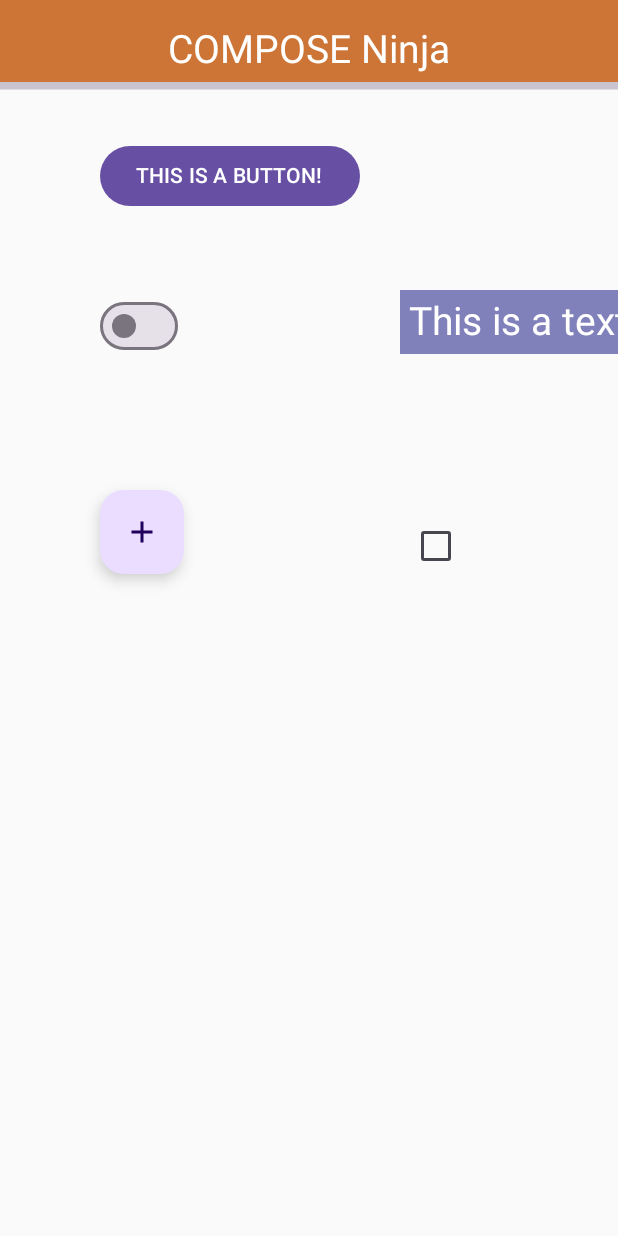
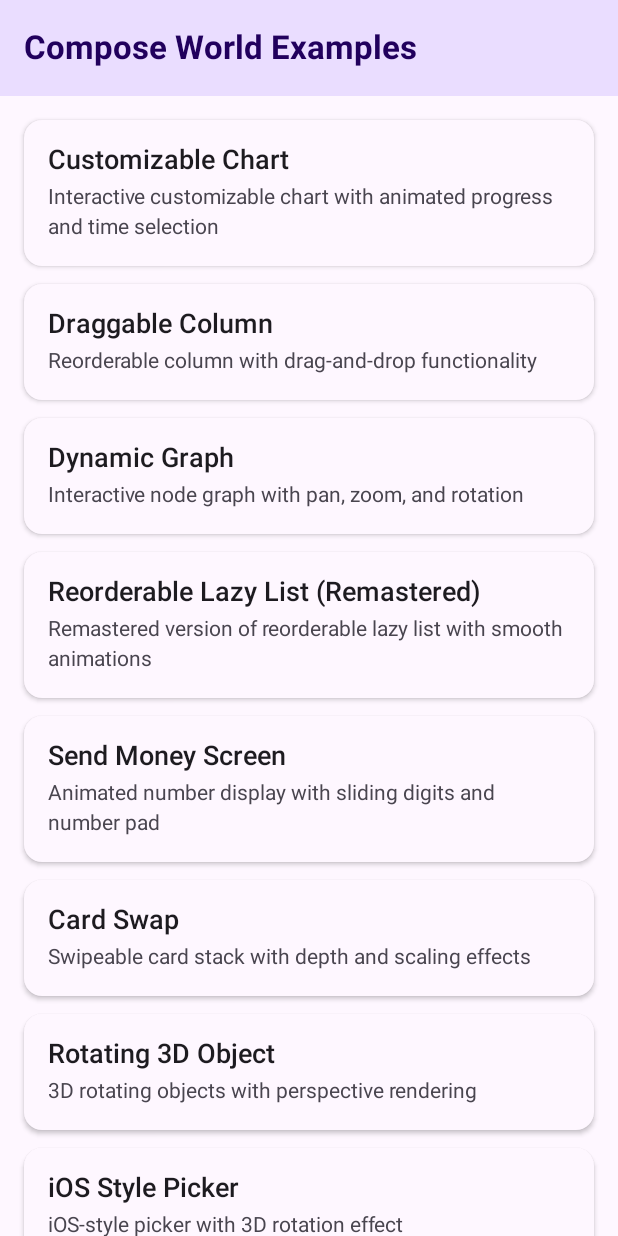
Before and after one commit to akshay2211/compose-world, an Android app built with Jetpack Compose: the screen it shows after launch (MainActivity), on a phone screen of 412 x 824 dp. Run offline under Robolectric (Android 15) with nearby library versions, the phone set to English and light mode, and no system bars.

Commit message:
Improve access to examples

```diff
--- /dev/null
+++ b/app/src/main/java/compose/world/ExampleItem.kt
@@ -0,0 +1,9 @@
+package compose.world
+
+import androidx.compose.runtime.Composable
+
+data class ExampleItem(
+    val title: String,
+    val description: String,
+    val content: @Composable () -> Unit
+)
--- /dev/null
+++ b/app/src/main/java/compose/world/ExamplesListScreen.kt
@@ -0,0 +1,335 @@
+package compose.world
+
+import android.os.Build
+import androidx.compose.foundation.background
+import androidx.compose.foundation.clickable
+import androidx.compose.foundation.layout.*
+import androidx.compose.foundation.lazy.LazyColumn
+import androidx.compose.foundation.lazy.items
+import androidx.compose.foundation.shape.RoundedCornerShape
+import androidx.compose.material.icons.Icons
+import androidx.compose.material.icons.automirrored.filled.ArrowBack
+import androidx.compose.material3.*
+import androidx.compose.runtime.*
+import androidx.compose.ui.Alignment
+import androidx.compose.ui.Modifier
+import androidx.compose.ui.draw.clip
+import androidx.compose.ui.graphics.Color
+import androidx.compose.ui.text.font.FontWeight
+import androidx.compose.ui.unit.dp
+import androidx.compose.ui.unit.sp
+import com.example.composeblur.BoxBlurExample
+import compose.world.composables.animated_balance_increase.AnimatedBalanceIncreasePrev
+import compose.world.composables.animated_navigation_drawer.HorizontalAnimatedNavigationDrawer
+import compose.world.composables.card_swap.CardSwap
+import compose.world.composables.circular_countdown.CircularCountdownPrev
+import compose.world.composables.circular_countdown.CircularTimer
+import compose.world.composables.compose_ninja.ComposeNinja
+import compose.world.composables.composable_tear.ComposableTearAnimation
+import compose.world.composables.custom_lazy_columns.LazyColumnWithRefresh
+import compose.world.composables.custom_lazy_columns.LazyColumnWithRefreshPrev
+import compose.world.composables.customizable_chart.ChartUsage
+import compose.world.composables.customizable_chart.CustomizableChart
+import compose.world.composables.diagonal_transition.DiagonalTransition
+import compose.world.composables.draggable_column.DraggableColumnPrev
+import compose.world.composables.draggable_column.DraggableContent
+import compose.world.composables.dynamic_graph.DynamicGraph
+import compose.world.composables.dynamic_graph.DynamicGraphPrev
+import compose.world.composables.goofy_onboarding.GoofyOnboarding
+import compose.world.composables.highlightable.InstagramHomePage
+import compose.world.composables.horizontal_pager_dummy.DummyPagerTest
+import compose.world.composables.knob_picker.KnobPickerUsageExample
+import compose.world.composables.loading_animation.ShimmerText
+import compose.world.composables.loading_animation.ShimmerTextPrev
+import compose.world.composables.lock_screen.AnyLockPatternPrev
+import compose.world.composables.lock_screen.DotLockPattern
+import compose.world.composables.lock_screen.DotLockPatternPrev
+import compose.world.composables.motion.MotionLikeLayout
+import compose.world.composables.motion.MotionLikeLayoutPrev
+import compose.world.composables.motion_like_screen.MotionLikeScreen
+import compose.world.composables.motion_search.MotionSearch
+import compose.world.composables.motion_search.MotionSearchPrev
+import compose.world.composables.number_display.SendMoneyScreen
+import compose.world.composables.number_picker.IosPickerPrev
+import compose.world.composables.number_picker.NumberPicker
+import compose.world.composables.paging4.Paging4
+import compose.world.composables.picker.IOSStylePicker
+import compose.world.composables.physics.CollisionDetection
+import compose.world.composables.picker.IOSStylePickerPrev
+import compose.world.composables.practice_3d.Envelope3D
+import compose.world.composables.practice_3d.Practice3DPrev
+import compose.world.composables.practice_3d.Practice3DPrevV2
+import compose.world.composables.reorderable_column.ReorderableColumn
+import compose.world.composables.reorderable_column.ReorderableColumnPrev
+import compose.world.composables.reorderable_lazt_list_remastered.ReorderableLazyListUsageExample
+import compose.world.composables.reorderable_lazy_list.ReorderableLazyList
+import compose.world.composables.reorderable_lazy_list_v3.ExampleUsage as ReorderableV3Usage
+import compose.world.composables.reorderable_lazt_list_remastered.ReorderableLazyList as ReorderableRemastered
+import compose.world.composables.rotating_cube.Rotating3DObjectUsageExample
+import compose.world.composables.scaling_dots.ScalingDots
+import compose.world.composables.shrink_layout.InstagramDemo
+import compose.world.composables.video_editor.TimelineUsage
+
+@OptIn(ExperimentalMaterial3Api::class)
+@Composable
+fun ExamplesListScreen() {
+    var selectedExample by remember { mutableStateOf<ExampleItem?>(null) }
+
+    val examples = remember {
+        listOf(
+            ExampleItem(
+                title = "Customizable Chart",
+                description = "Interactive customizable chart with animated progress and time selection"
+            ) { ChartUsage() },
+            ExampleItem(
+                title = "Draggable Column",
+                description = "Reorderable column with drag-and-drop functionality"
+            ) { DraggableColumnPrev() },
+            ExampleItem(
+                title = "Dynamic Graph",
+                description = "Interactive node graph with pan, zoom, and rotation"
+            ) { DynamicGraphPrev() },
+            ExampleItem(
+                title = "Reorderable Lazy List (Remastered)",
+                description = "Remastered version of reorderable lazy list with smooth animations"
+            ) { ReorderableLazyListUsageExample() },
+            ExampleItem(
+                title = "Send Money Screen",
+                description = "Animated number display with sliding digits and number pad"
+            ) { SendMoneyScreen() },
+            ExampleItem(
+                title = "Card Swap",
+                description = "Swipeable card stack with depth and scaling effects"
+            ) { CardSwap() },
+            ExampleItem(
+                title = "Rotating 3D Object",
+                description = "3D rotating objects with perspective rendering"
+            ) { Rotating3DObjectUsageExample() },
+            ExampleItem(
+                title = "iOS Style Picker",
+                description = "iOS-style picker with 3D rotation effect"
+            ) { IOSStylePickerPrev() },
+            ExampleItem(
+                title = "Circular Timer",
+                description = "Circular countdown timer with gradient arc progress"
+            ) { CircularCountdownPrev() },
+            ExampleItem(
+                title = "Instagram Home Page",
+                description = "Instagram-like UI with highlightable elements"
+            ) { InstagramHomePage() },
+            ExampleItem(
+                title = "Knob Picker",
+                description = "Circular knob picker for yes/no/unsure selection"
+            ) { KnobPickerUsageExample() },
+            ExampleItem(
+                title = "Number Picker",
+                description = "Vertical number picker with 3D perspective effect"
+            ) { IosPickerPrev() },
+            ExampleItem(
+                title = "Video Editor Timeline",
+                description = "Video editor timeline with multiple tracks"
+            ) { TimelineUsage() },
+            ExampleItem(
+                title = "Synchronized Pagers",
+                description = "Horizontal pagers with bidirectional scroll sync"
+            ) { DummyPagerTest() },
+            ExampleItem(
+                title = "Motion Search",
+                description = "Search screen with motion layout transition"
+            ) { MotionSearchPrev() },
+            ExampleItem(
+                title = "Box Blur",
+                description = "Box blur shader effect applied to images"
+            ) { if (Build.VERSION.SDK_INT >= Build.VERSION_CODES.TIRAMISU) {
+                BoxBlurExample()
+            }
+            },
+            ExampleItem(
+                title = "Motion Like Layout",
+                description = "Motion layout with three states and transitions"
+            ) { MotionLikeLayoutPrev() },
+            ExampleItem(
+                title = "Reorderable Column",
+                description = "Column with drag-to-reorder functionality"
+            ) { ReorderableColumnPrev() },
+            ExampleItem(
+                title = "Reorderable Lazy List",
+                description = "Lazy list with long-press drag-to-reorder"
+            ) { ReorderableLazyListUsageExample() },
+            ExampleItem(
+                title = "Shimmer Text",
+                description = "Shimmer loading animation for text"
+            ) { ShimmerTextPrev() },
+            ExampleItem(
+                title = "Diagonal Transition",
+                description = "Diagonal slide-in/out transitions between screens"
+            ) { DiagonalTransition() },
+            ExampleItem(
+                title = "Instagram Demo",
+                description = "Instagram-style post interface with comments"
+            ) { InstagramDemo{} },
+            ExampleItem(
+                title = "Motion Like Screen",
+                description = "Nested scroll with collapsible sections"
+            ) { MotionLikeScreen() },
+            ExampleItem(
+                title = "Animated Balance",
+                description = "Wallet balance card with expandable payment modes"
+            ) { AnimatedBalanceIncreasePrev() },
+            ExampleItem(
+                title = "Pull to Refresh",
+                description = "iOS-style pull-to-refresh for LazyColumn"
+            ) { LazyColumnWithRefreshPrev() },
+            ExampleItem(
+                title = "Compose Ninja",
+                description = "Fruit Ninja-style game with composable slicing"
+            ) { ComposeNinja() },
+            ExampleItem(
+                title = "Composable Tear",
+                description = "Shader-based tear/distortion effect"
+            ) { if (Build.VERSION.SDK_INT >= Build.VERSION_CODES.TIRAMISU) {
+                ComposableTearAnimation()
+            }
+            },
+            ExampleItem(
+                title = "Reorderable List V3",
+                description = "Third version with boundary constraints"
+            ) { ReorderableV3Usage() },
+            ExampleItem(
+                title = "Scaling Dots",
+                description = "Interactive grid of dots that scale on touch"
+            ) { ScalingDots() },
+            ExampleItem(
+                title = "Physics Collision",
+                description = "Physics-based collision detection"
+            ) { CollisionDetection() },
+            ExampleItem(
+                title = "Dot Lock Pattern",
+                description = "Android-style pattern lock"
+            ) { DotLockPatternPrev() },
+            ExampleItem(
+                title = "Any Lock Pattern",
+                description = "Android-style pattern lock"
+            ) { AnyLockPatternPrev() },
+            ExampleItem(
+                title = "3D Envelope",
+                description = "3D envelope animation with perspective"
+            ) { Practice3DPrev() },
+            ExampleItem(
+                title = "3D Envelope v2",
+                description = "3D envelope animation with perspective"
+            ) { Practice3DPrevV2() },
+            ExampleItem(
+                title = "Pagination",
+                description = "Lazy list with pagination support"
+            ) { Paging4() },
+            ExampleItem(
+                title = "Animated Navigation Drawer",
+                description = "Navigation drawer with 3D rotation effects"
+            ) { HorizontalAnimatedNavigationDrawer() },
+            ExampleItem(
+                title = "Goofy Onboarding",
+                description = "Playful onboarding with rotating shapes"
+            ) { GoofyOnboarding() }
+        )
+    }
+
+    if (selectedExample == null) {
+        Scaffold(
+            topBar = {
+                TopAppBar(
+                    title = {
+                        Text(
+                            "Compose World Examples",
+                            fontWeight = FontWeight.Bold
+                        )
+                    },
+                    colors = TopAppBarDefaults.topAppBarColors(
+                        containerColor = MaterialTheme.colorScheme.primaryContainer,
+                        titleContentColor = MaterialTheme.colorScheme.onPrimaryContainer
+                    )
+                )
+            }
+        ) { padding ->
+            LazyColumn(
+                modifier = Modifier
+                    .fillMaxSize()
+                    .padding(padding)
+                    .padding(horizontal = 16.dp),
+                verticalArrangement = Arrangement.spacedBy(12.dp),
+                contentPadding = PaddingValues(vertical = 16.dp)
+            ) {
+                items(examples) { example ->
+                    ExampleCard(
+                        example = example,
+                        onClick = { selectedExample = example }
+                    )
+                }
+            }
+        }
+    } else {
+        Scaffold(
+            topBar = {
+                TopAppBar(
+                    title = { Text(selectedExample!!.title) },
+                    navigationIcon = {
+                        IconButton(onClick = { selectedExample = null }) {
+                            Icon(
+                                Icons.AutoMirrored.Filled.ArrowBack,
+                                contentDescription = "Back"
+                            )
+                        }
+                    },
+                    colors = TopAppBarDefaults.topAppBarColors(
+                        containerColor = MaterialTheme.colorScheme.primaryContainer,
+                        titleContentColor = MaterialTheme.colorScheme.onPrimaryContainer
+                    )
+                )
+            }
+        ) { padding ->
+            Box(
+                modifier = Modifier
+                    .fillMaxSize()
+                    .padding(padding)
+            ) {
+                selectedExample!!.content()
+            }
+        }
+    }
+}
+
+@Composable
+fun ExampleCard(
+    example: ExampleItem,
+    onClick: () -> Unit
+) {
+    Card(
+        modifier = Modifier
+            .fillMaxWidth()
+            .clickable(onClick = onClick),
+        elevation = CardDefaults.cardElevation(defaultElevation = 2.dp),
+        colors = CardDefaults.cardColors(
+            containerColor = MaterialTheme.colorScheme.surface
+        )
+    ) {
+        Column(
+            modifier = Modifier
+                .fillMaxWidth()
+                .padding(16.dp)
+        ) {
+            Text(
+                text = example.title,
+                fontSize = 18.sp,
+                fontWeight = FontWeight.SemiBold,
+                color = MaterialTheme.colorScheme.onSurface
+            )
+            Spacer(modifier = Modifier.height(4.dp))
+            Text(
+                text = example.description,
+                fontSize = 14.sp,
+                color = MaterialTheme.colorScheme.onSurfaceVariant,
+                lineHeight = 20.sp
+            )
+        }
+    }
+}
--- a/app/src/main/java/compose/world/MainActivity.kt
+++ b/app/src/main/java/compose/world/MainActivity.kt
@@ -1,14 +1,10 @@
 package compose.world
 
-import android.content.Context
 import android.os.Bundle
 import androidx.activity.ComponentActivity
 import androidx.activity.compose.setContent
 import androidx.activity.enableEdgeToEdge
 import androidx.core.view.WindowCompat
-import compose.world.composables.compose_ninja.ComposeNinja
-import kotlin.concurrent.Volatile
-import kotlin.concurrent.thread
 
 
 class MainActivity : ComponentActivity() {
@@ -20,7 +16,7 @@ class MainActivity : ComponentActivity() {
 
 
         setContent {
-            ComposeNinja()
+            ExamplesListScreen()
         }
     }
 }
--- a/app/src/main/java/compose/world/composables/circular_countdown/CircularCountdown.kt
+++ b/app/src/main/java/compose/world/composables/circular_countdown/CircularCountdown.kt
@@ -151,7 +151,7 @@ fun CircularTimer(
 
 @Preview (showBackground = true)
 @Composable
-private fun CircularCountdownPrev() {
+fun CircularCountdownPrev() {
     var timePast by remember { mutableStateOf(0) }
     var progress by remember { mutableStateOf(0F) }
     var isPaused by remember { mutableStateOf(true) }
--- a/app/src/main/java/compose/world/composables/customizable_chart/CustomizableChart.kt
+++ b/app/src/main/java/compose/world/composables/customizable_chart/CustomizableChart.kt
@@ -230,7 +230,7 @@ fun CustomizableChart(
 
 @Preview
 @Composable
-private fun ChartUsage() {
+fun ChartUsage() {
     Column(
         modifier = Modifier
             .fillMaxSize()
--- a/app/src/main/java/compose/world/composables/draggable_column/DraggableColumn.kt
+++ b/app/src/main/java/compose/world/composables/draggable_column/DraggableColumn.kt
@@ -245,7 +245,7 @@ fun <T> swapOrderIfNeeded(
 
 @Preview (showBackground = true)
 @Composable
-private fun DraggableColumnPrev() {
+fun DraggableColumnPrev() {
     var contentHeight by remember {
         mutableFloatStateOf(1f)
     }
--- a/app/src/main/java/compose/world/composables/dynamic_graph/DynamicGraph.kt
+++ b/app/src/main/java/compose/world/composables/dynamic_graph/DynamicGraph.kt
@@ -220,7 +220,7 @@ fun DynamicGraph(state: GraphScreenState) {
 
 @Preview(showBackground = true)
 @Composable
-private fun DynamicGraphPrev() {
+fun DynamicGraphPrev() {
     val nodeA = remember {
         Node(
             title = "A"
--- a/app/src/main/java/compose/world/composables/loading_animation/ShimmerText.kt
+++ b/app/src/main/java/compose/world/composables/loading_animation/ShimmerText.kt
@@ -71,7 +71,7 @@ fun ShimmerText(
 
 @Preview(showBackground = true)
 @Composable
-private fun ShimmerTextPrev() {
+fun ShimmerTextPrev() {
     ShimmerText(
         text = "Searching the web...",
         style = TextStyle(
--- a/app/src/main/java/compose/world/composables/lock_screen/AnyLockPattern.kt
+++ b/app/src/main/java/compose/world/composables/lock_screen/AnyLockPattern.kt
@@ -181,7 +181,7 @@ fun AnyLockPattern(
 
 @Preview(showBackground = true)
 @Composable
-private fun LockPatternPrev() {
+fun AnyLockPatternPrev() {
     Box(
         modifier = Modifier.fillMaxSize(),
         contentAlignment = Alignment.Center
--- a/app/src/main/java/compose/world/composables/lock_screen/DotLockPattern.kt
+++ b/app/src/main/java/compose/world/composables/lock_screen/DotLockPattern.kt
@@ -231,7 +231,7 @@ fun DotLockPattern(
 
 @Preview(showBackground = true)
 @Composable
-private fun LockPatternPrev() {
+fun DotLockPatternPrev() {
     Column(
         modifier = Modifier.fillMaxSize(),
         verticalArrangement = Arrangement.Center
--- a/app/src/main/java/compose/world/composables/motion/MotionLikeLayout.kt
+++ b/app/src/main/java/compose/world/composables/motion/MotionLikeLayout.kt
@@ -86,7 +86,7 @@ fun MotionLikeLayout(
 
 @Preview(showBackground = true)
 @Composable
-private fun MotionLikeLayoutPrev() {
+fun MotionLikeLayoutPrev() {
     var state by remember { mutableStateOf(MotionLikeLayoutState.FULLY_EXPANDED) }
 //    var height by remember { mutableStateOf(200.dp) }
 
--- a/app/src/main/java/compose/world/composables/motion_search/MotionSearch.kt
+++ b/app/src/main/java/compose/world/composables/motion_search/MotionSearch.kt
@@ -196,7 +196,7 @@ fun MotionSearch(
 
 @Preview (showBackground = true)
 @Composable
-private fun MotionSearchPrev() {
+fun MotionSearchPrev() {
     var progress by rememberSaveable {
         mutableFloatStateOf(0f)
     }
--- a/app/src/main/java/compose/world/composables/number_picker/NumberPicker.kt
+++ b/app/src/main/java/compose/world/composables/number_picker/NumberPicker.kt
@@ -133,7 +133,7 @@ fun NumberPicker(
 
 @Preview (showBackground = true)
 @Composable
-private fun IosPickerPrev() {
+fun IosPickerPrev() {
     Box(modifier = Modifier.fillMaxSize(), contentAlignment = Alignment.BottomStart) {
         NumberPicker(
             values = listOf("5","10","15","20","25","30","35","40","45","50","55","60"),
--- a/app/src/main/java/compose/world/composables/practice_3d/Envelope3D.kt
+++ b/app/src/main/java/compose/world/composables/practice_3d/Envelope3D.kt
@@ -250,7 +250,7 @@ fun DrawScope.coordinates3DAsPath(
 
 @Preview(showBackground = true)
 @Composable
-private fun Practice3DPrev() {
+fun Practice3DPrev() {
     val animationDuration = 1000
     var envelopeOffset by remember { mutableStateOf(1500F) }
 
--- a/app/src/main/java/compose/world/composables/practice_3d/Envelope3D_v2.kt
+++ b/app/src/main/java/compose/world/composables/practice_3d/Envelope3D_v2.kt
@@ -87,7 +87,7 @@ import kotlin.math.abs
 
 @Preview(showBackground = true)
 @Composable
-private fun Practice3DPrev() {
+fun Practice3DPrevV2() {
     val animationDuration = 1000
     var envelopeOffset by remember { mutableStateOf(1500F) }
 
--- a/app/src/main/java/compose/world/composables/reorderable_column/ReorderableColumn.kt
+++ b/app/src/main/java/compose/world/composables/reorderable_column/ReorderableColumn.kt
@@ -147,7 +147,7 @@ data class TextItemForPrev(
 
 @Preview(showBackground = true)
 @Composable
-private fun ReorderableColumnPrev() {
+fun ReorderableColumnPrev() {
     Box(modifier = Modifier.fillMaxSize(), contentAlignment = Alignment.Center) {
         ReorderableColumn(
             items = items,
--- a/app/src/main/java/compose/world/composables/reorderable_lazt_list_remastered/ReorderableLazyList.kt
+++ b/app/src/main/java/compose/world/composables/reorderable_lazt_list_remastered/ReorderableLazyList.kt
@@ -227,7 +227,7 @@ class MyState (text: String) {
 
 @Preview
 @Composable
-private fun ReorderableLazyListUsageExample() {
+fun ReorderableLazyListUsageExample() {
     val dataFlow = MutableStateFlow(listOf(MyState("1"),MyState("1"),MyState("1"),MyState("1")))
     ReorderableLazyList(
         data = rememberReorderableCollection(
--- a/app/src/main/java/compose/world/composables/reorderable_lazy_list/ReorderableLazyList.kt
+++ b/app/src/main/java/compose/world/composables/reorderable_lazy_list/ReorderableLazyList.kt
@@ -204,7 +204,7 @@ fun <T: Any> rememberReorderableCollection(
 
 @Preview
 @Composable
-private fun ReorderableLazyListUsageExample() {
+fun ReorderableLazyListUsageExample() {
     ReorderableLazyList(
         data = rememberReorderableCollection(
             collection = listOf(1,2,3,4,5),
--- a/app/src/main/java/compose/world/composables/video_editor/Usage.kt
+++ b/app/src/main/java/compose/world/composables/video_editor/Usage.kt
@@ -46,7 +46,7 @@ import kotlin.time.Duration.Companion.seconds
 
 @Preview(showBackground = true)
 @Composable
-private fun TimelineUsage() {
+fun TimelineUsage() {
     val texts = remember {
         mutableStateListOf(
             TimelineText(
```
